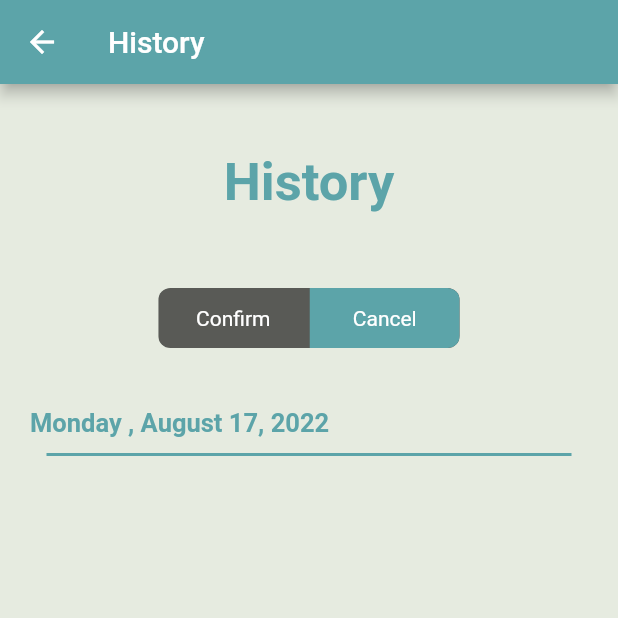
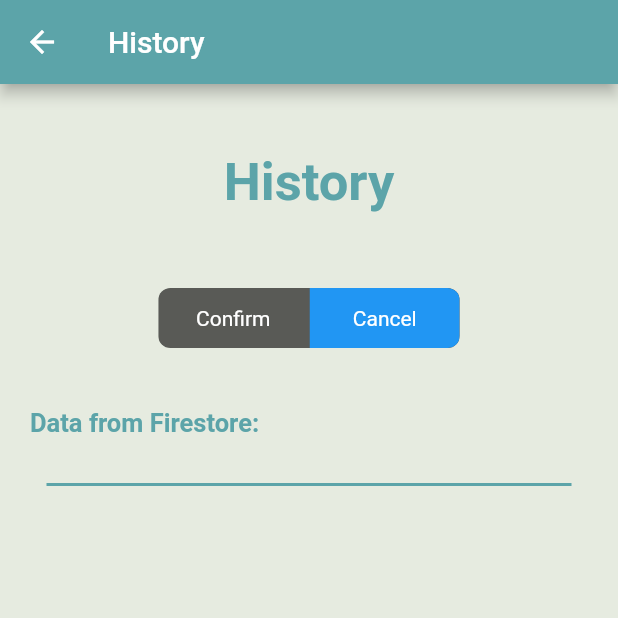
Before and after one commit to robbanee77/flutter_application_1, a Flutter app: the Newhistoryoffice screen opened directly, after a tap on "Confirm", after a tap on "Cancel", on a phone screen of 412 x 824 dp, the top half of it. Run offline on Flutter 3.47's test engine with Material 2 defaults, Android fonts, the phone set to English and light mode, and no system bars; drawn by our look-alikes of toggle_switch; our stand-ins replace cloud_firestore, firebase_auth, firebase_core, firebase_messaging, timeline_tile; accounts and stored records are empty.

Commit message:
Update Newhistoryoffice.dart

```diff
--- a/lib/screen/Newhistoryoffice.dart
+++ b/lib/screen/Newhistoryoffice.dart
@@ -1,4 +1,5 @@
 import 'package:flutter/material.dart';
+import 'package:flutter_application_1/screen/Newrequest.dart';
 import 'package:toggle_switch/toggle_switch.dart';
 import 'package:cloud_firestore/cloud_firestore.dart';
 
@@ -17,32 +18,49 @@ class _HistoryState extends State<Newhistoryoffice> {
   int selectedIndex = 0;
   String displayText = '';
   bool showLine = false;
+  List<Map<String, dynamic>> confirmData = [];
 
   Future<void> getConfirmData() async {
     try {
       QuerySnapshot querySnapshot =
           await FirebaseFirestore.instance.collection('confirm').get();
 
-      // เปลี่ยนข้อมูลจาก QuerySnapshot เป็น List of QueryDocumentSnapshot
-      List<QueryDocumentSnapshot> documents = querySnapshot.docs;
+      confirmData.clear();
 
-      // สร้าง List เพื่อเก็บข้อมูลจากทุกเอกสาร
-      List<Map<String, dynamic>> allData = [];
-
-      for (QueryDocumentSnapshot document in documents) {
-        // เรียกใช้ .data() เพื่อรับข้อมูลจากเอกสารแต่ละเอกสาร
+      for (QueryDocumentSnapshot document in querySnapshot.docs) {
         Map<String, dynamic> data = document.data() as Map<String, dynamic>;
-
-        // เพิ่มข้อมูลจากเอกสารนี้ใน List
-        allData.add(data);
+        confirmData.add(data);
       }
 
-      // แสดงข้อมูลหรือทำอะไรก็ตามที่คุณต้องการกับข้อมูล
-      print(allData);
+      setState(() {
+        displayText = 'Data from Firestore:\n';
+        for (var data in confirmData) {
+          displayText += ' ${data['code']}, ${data['name']}, ${data['data']}\n';
+        }
+        showLine = true;
+      });
+    } catch (e) {
+      print('เกิดข้อผิดพลาดในการดึงข้อมูล: $e');
+    }
+  }
+
+  Future<void> getCancelData() async {
+    try {
+      QuerySnapshot querySnapshot =
+          await FirebaseFirestore.instance.collection('cancel').get();
+
+      confirmData.clear();
+
+      for (QueryDocumentSnapshot document in querySnapshot.docs) {
+        Map<String, dynamic> data = document.data() as Map<String, dynamic>;
+        confirmData.add(data);
+      }
 
       setState(() {
-        // อัปเดตข้อมูลที่จะแสดงในแอปของคุณ
-        displayText = 'Data from Firestore:\n${allData.toString()}';
+        displayText = 'Data from Firestore:\n';
+        for (var data in confirmData) {
+          displayText += ' ${data['code']}, ${data['name']}, ${data['data']}\n';
+        }
         showLine = true;
       });
     } catch (e) {
@@ -88,18 +106,17 @@ class _HistoryState extends State<Newhistoryoffice> {
               minWidth: 100.0,
               initialLabelIndex: selectedIndex,
               labels: ['Confirm', 'Cancel'],
-              activeBgColor: [Color(0xFF5ca4a9)],
               activeFgColor: Colors.white,
               inactiveFgColor: Colors.white,
               onToggle: (index) {
                 setState(() {
                   selectedIndex = index!;
                   if (selectedIndex == 0) {
-                    showLine = false; // ปิดการแสดงเส้นที่เดิม
-                    getConfirmData(); // เรียกใช้งานเมื่อกด "Confirm"
+                    showLine = false;
+                    getConfirmData();
                   } else if (selectedIndex == 1) {
-                    displayText = 'Monday , August 17, 2022';
-                    showLine = true;
+                    showLine = false;
+                    getCancelData(); // เรียกใช้งานเมื่อกด "Cancel"
                   }
                 });
               },
@@ -126,6 +143,35 @@ class _HistoryState extends State<Newhistoryoffice> {
                 height: 2,
                 color: Color(0xFF5ca4a9),
               ),
+
+            // สร้าง ListView.builder เพื่อแสดงปุ่ม Edit โดยไม่แสดงข้อมูลอีกครั้ง
+            if (selectedIndex == 1) // ตรวจสอบว่าเลือก Cancel
+              Container(
+                height: 300, // ปรับความสูงตามที่คุณต้องการ
+                child: ListView.builder(
+                  itemCount: confirmData.length,
+                  itemBuilder: (context, index) {
+                    var data = confirmData[index];
+                    return ListTile(
+                      // ไม่แสดงข้อมูลในรายการ
+                      // เพิ่มปุ่ม Edit ที่นี่
+                      title: SizedBox.shrink(), // รายการว่าง
+                      trailing: IconButton(
+                        icon: Icon(Icons.edit),
+                        onPressed: () {
+                          // รีแเค็สชิ้นข้อมูลหรือกระทำอื่น ๆ เมื่อกดปุ่ม Edit
+                          // ในตัวอย่างนี้ไม่ได้ทำอะไรเพิ่มเติม
+                          Navigator.push(
+                            context,
+                            MaterialPageRoute(
+                                builder: (context) => Newrequest()),
+                          );
+                        },
+                      ),
+                    );
+                  },
+                ),
+              ),
           ],
         ),
       ),
```
